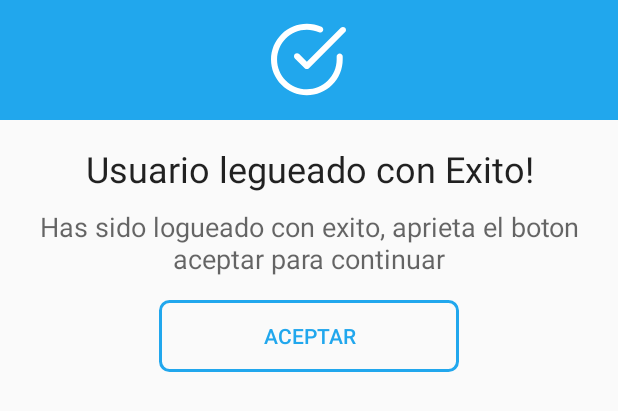
After one commit to pabloperez1997/EventosDenunciaAndroid, an Android app: the layout logueo_exito.xml on its own in the app's theme, with its tools: preview values and no code run, on a phone screen of 412 x 824 dp. The commit adds this screen. Shown: the top 411 px of the screen. Run offline under Robolectric (Android 15) with nearby library versions, the phone set to English and light mode, and no system bars.

Commit message:
primer commit

```diff
--- a/app/src/main/java/com/example/eventos_denuncia/AdapterDenunciaUsuario.java
+++ b/app/src/main/java/com/example/eventos_denuncia/AdapterDenunciaUsuario.java
@@ -20,7 +20,7 @@ public class AdapterDenunciaUsuario extends
 
     private Context mCtx;
     private List<Evento> eventosUsuario;
-    private String URLbase="http://192.168.43.118/PhpEventosDenuncia/";
+    private String URLbase="http://192.168.1.2/PhpEventosDenuncia/";
 
     public AdapterDenunciaUsuario(Context mCtx, List<Evento> eventosUsuario) {
         this.mCtx = mCtx;
--- a/app/src/main/java/com/example/eventos_denuncia/api/RetrofitClient.java
+++ b/app/src/main/java/com/example/eventos_denuncia/api/RetrofitClient.java
@@ -5,7 +5,7 @@ import retrofit2.converter.gson.GsonConverterFactory;
 
 public class RetrofitClient {
 
-    private static final String BASE_URL = "http://192.168.43.118/PhpEventosDenuncia/ServidorMovil/EventosDenuncia/public/";
+    private static final String BASE_URL = "http://192.168.1.2/PhpEventosDenuncia/ServidorMovil/EventosDenuncia/public/";
     private static RetrofitClient mInstance;
     private Retrofit retrofit;
 
--- a/app/src/main/java/com/example/eventos_denuncia/secciones/Inicio.java
+++ b/app/src/main/java/com/example/eventos_denuncia/secciones/Inicio.java
@@ -46,7 +46,7 @@ public class Inicio extends Fragment implements OnMapReadyCallback {
     private List<Evento> eventos;
     Marker marker;
     private FloatingActionButton button;
-    String baseURL = "http://192.168.43.118/PhpEventosDenuncia/";
+    String baseURL = "http://192.168.1.2/PhpEventosDenuncia/";
     boolean posocercano= false;
 
 
@@ -231,7 +231,7 @@ public class Inicio extends Fragment implements OnMapReadyCallback {
                 marker = mMap.addMarker(new MarkerOptions()
                         .position(
                                 new LatLng(point.latitude,
-                                        point.longitude)).title("Nuevo Marcador")
+                                        point.longitude)).title("Nuevo Marcador").snippet("Pulsa + para continuar")
                         .icon(bitmapDescriptor3));
 
                 LatLng markerLatLng = marker.getPosition();
--- /dev/null
+++ b/app/src/main/res/drawable/button_background.xml
@@ -0,0 +1,14 @@
+<?xml version="1.0" encoding="utf-8"?>
+<selector xmlns:android="http://schemas.android.com/apk/res/android">
+
+    <item>
+        <shape>
+            <stroke android:width="2dp" android:color="@color/colorPrimary" />
+
+            <solid android:color="@android:color/transparent" />
+
+            <corners android:bottomLeftRadius="6dp" android:bottomRightRadius="6dp" android:topLeftRadius="6dp" android:topRightRadius="6dp" />
+        </shape>
+    </item>
+
+</selector>
--- /dev/null
+++ b/app/src/main/res/drawable/ic_success.xml
@@ -0,0 +1,5 @@
+<vector android:height="24dp" android:viewportHeight="512"
+    android:viewportWidth="512" android:width="24dp" xmlns:android="http://schemas.android.com/apk/res/android">
+    <path android:fillColor="#FFFFFF" android:pathData="M468.907,214.604c-11.423,0 -20.682,9.26 -20.682,20.682v20.831c-0.031,54.338 -21.221,105.412 -59.666,143.812c-38.417,38.372 -89.467,59.5 -143.761,59.5c-0.04,0 -0.08,0 -0.12,0C132.506,459.365 41.3,368.056 41.364,255.883c0.031,-54.337 21.221,-105.411 59.667,-143.813c38.417,-38.372 89.468,-59.5 143.761,-59.5c0.04,0 0.08,0 0.12,0c28.672,0.016 56.49,5.942 82.68,17.611c10.436,4.65 22.659,-0.041 27.309,-10.474c4.648,-10.433 -0.04,-22.659 -10.474,-27.309c-31.516,-14.043 -64.989,-21.173 -99.492,-21.192c-0.052,0 -0.092,0 -0.144,0c-65.329,0 -126.767,25.428 -172.993,71.6C25.536,129.014 0.038,190.473 0,255.861c-0.037,65.386 25.389,126.874 71.599,173.136c46.21,46.262 107.668,71.76 173.055,71.798c0.051,0 0.092,0 0.144,0c65.329,0 126.767,-25.427 172.993,-71.6c46.262,-46.209 71.76,-107.668 71.798,-173.066v-20.842C489.589,223.864 480.33,214.604 468.907,214.604z"/>
+    <path android:fillColor="#FFFFFF" android:pathData="M505.942,39.803c-8.077,-8.076 -21.172,-8.076 -29.249,0L244.794,271.701l-52.609,-52.609c-8.076,-8.077 -21.172,-8.077 -29.248,0c-8.077,8.077 -8.077,21.172 0,29.249l67.234,67.234c4.038,4.039 9.332,6.058 14.625,6.058c5.293,0 10.586,-2.019 14.625,-6.058L505.942,69.052C514.019,60.975 514.019,47.88 505.942,39.803z"/>
+</vector>
--- /dev/null
+++ b/app/src/main/res/layout/logueo_exito.xml
@@ -0,0 +1,54 @@
+<?xml version="1.0" encoding="utf-8"?>
+<LinearLayout xmlns:android="http://schemas.android.com/apk/res/android"
+    android:layout_width="match_parent"
+    android:layout_height="match_parent"
+    android:orientation="vertical">
+
+    <RelativeLayout
+        android:layout_width="match_parent"
+        android:layout_height="80dp"
+        android:background="@color/colorPrimary">
+
+        <ImageView
+            android:layout_width="50dp"
+            android:layout_height="50dp"
+            android:layout_centerInParent="true"
+            android:background="@drawable/ic_success" />
+
+    </RelativeLayout>
+
+    <LinearLayout
+        android:layout_width="match_parent"
+        android:layout_height="wrap_content"
+        android:orientation="vertical"
+        android:padding="16dp">
+
+        <TextView
+            android:layout_width="match_parent"
+            android:layout_height="wrap_content"
+            android:text="Usuario legueado con Exito!"
+            android:textAlignment="center"
+            android:textAppearance="@style/TextAppearance.AppCompat.Headline" />
+
+        <TextView
+            android:layout_width="match_parent"
+            android:layout_height="wrap_content"
+            android:layout_marginTop="10dp"
+            android:text="Has sido logueado con exito, aprieta el boton aceptar para continuar"
+            android:textAlignment="center"
+            android:textAppearance="@style/TextAppearance.AppCompat.Medium" />
+
+        <Button
+            android:id="@+id/buttonOk"
+            android:layout_width="200dp"
+            android:layout_height="wrap_content"
+            android:layout_gravity="center"
+            android:layout_marginTop="15dp"
+            android:background="@drawable/button_background"
+            android:text="Aceptar"
+            android:textColor="@color/colorPrimary"
+            android:onClick="arrancarInicio"/>
+
+    </LinearLayout>
+
+</LinearLayout>
--- /dev/null
+++ b/app/src/main/res/raw/config.properties
@@ -0,0 +1,2 @@
+url_base=http://192.168.1.2/PhpEventosDenuncia/ServidorMovil/EventosDenuncia/public/
+api_key=123456
--- a/app/src/main/res/values/colors.xml
+++ b/app/src/main/res/values/colors.xml
@@ -16,4 +16,5 @@
     <color name="followingBg">#49BEFF</color>
     <color name="grey">#E5E5E5</color>
     <color name="white">#FFFFFF</color>
+       -ñ`
 </resources>
```
Also changed, not shown: app/src/main/java/com/example/eventos_denuncia/activities/LoginActivity.java (+26 -3 lines), app/src/main/java/com/example/eventos_denuncia/activities/MainActivity.java (+26 -1 lines), app/src/main/res/layout/registrarse_exito.xml (added, +54 -0 lines).
